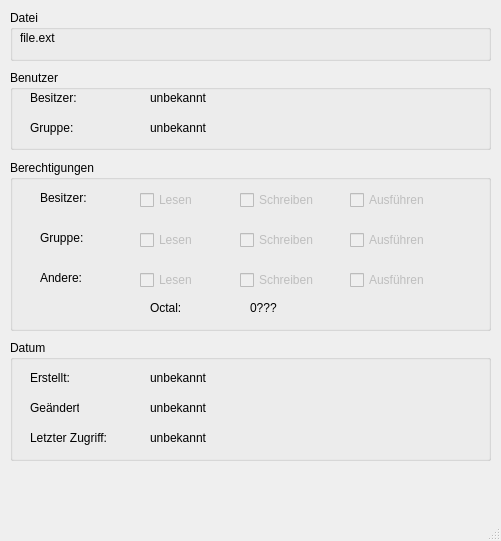
The window that fileinfowindow.ui (striezel/qt-commander) describes before a commit, drawn with Qt 5.
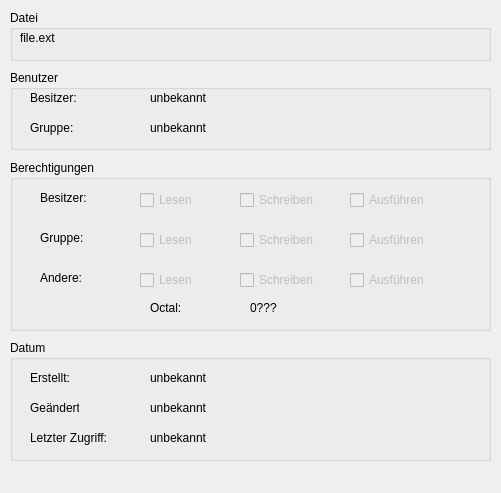
The same window after the commit. Icons and pictures are not drawn.

Commit message:
remove status bar from file information window
It's not used anyway, so why keep it?

Diff of the .ui file:
```diff
--- a/fileinfowindow.ui
+++ b/fileinfowindow.ui
@@ -7,7 +7,7 @@
     <x>0</x>
     <y>0</y>
     <width>501</width>
-    <height>541</height>
+    <height>493</height>
    </rect>
   </property>
   <property name="windowTitle">
@@ -432,7 +432,6 @@
     </rect>
    </property>
   </widget>
-  <widget class="QStatusBar" name="statusbar"/>
  </widget>
  <resources/>
  <connections/>
```
